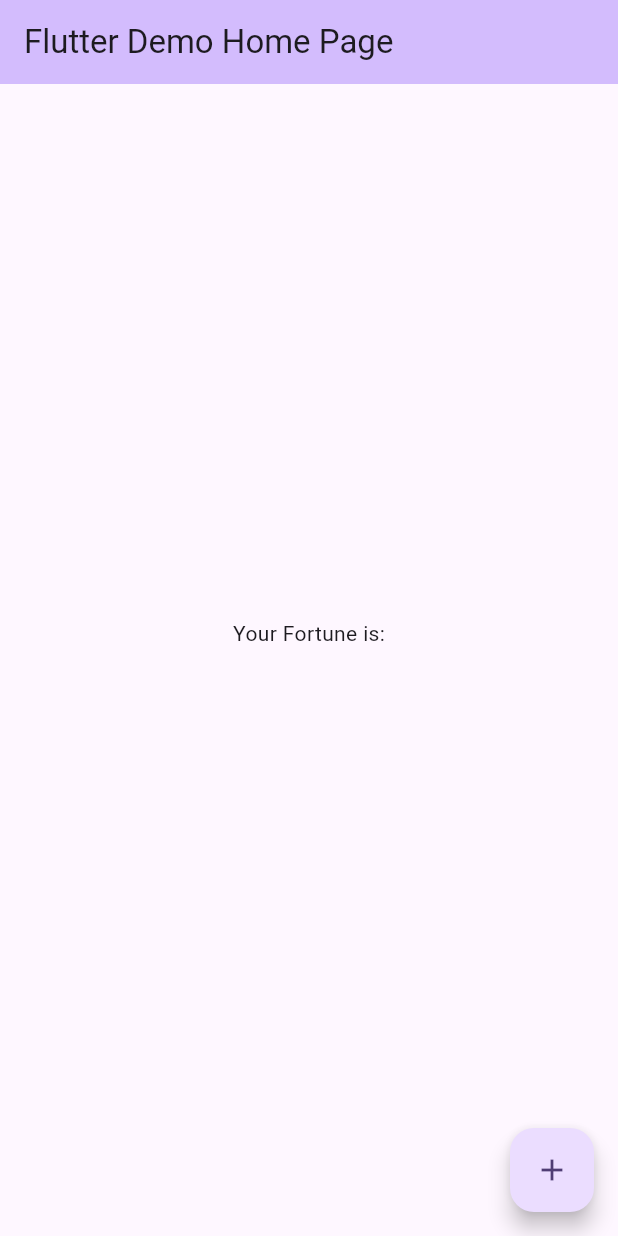
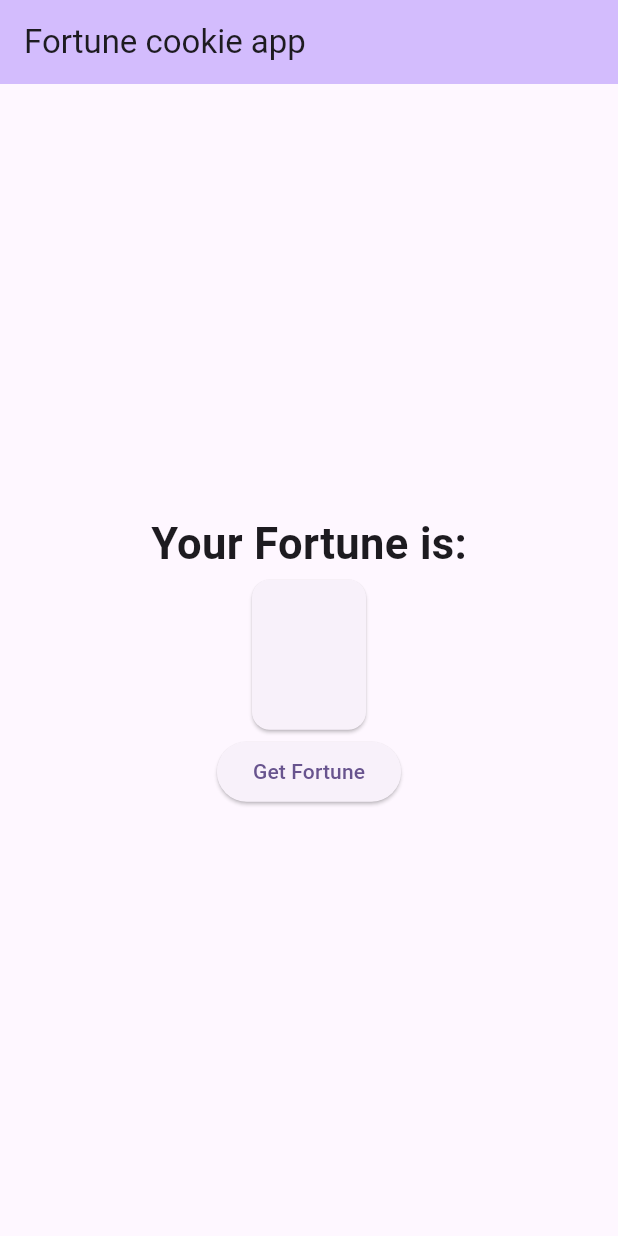
Before and after one commit to IsarahTarila1/Fortune_cookie_flutter_app, a Flutter app: the screen it shows after launch, on a phone screen of 412 x 824 dp. Run offline on Flutter 3.47's test engine with Material 3 defaults, Android fonts, the phone set to English and light mode, and no system bars.

Commit message:
Add Elevated button, restructured

```diff
--- a/lib/main.dart
+++ b/lib/main.dart
@@ -49,7 +49,7 @@ class MyHomePage extends StatefulWidget {
 }
 
 class _MyHomePageState extends State<MyHomePage> {
-  int _counter = 0;
+
   String _currentFortune = "";
 
   final _fortuneList =[
@@ -70,46 +70,40 @@ class _MyHomePageState extends State<MyHomePage> {
 
   }
 
-  void _incrementCounter() {
-    setState(() {
-      _counter++;
-    });
-  }
 
   @override
   Widget build(BuildContext context) {
-
     return Scaffold(
       appBar: AppBar(
-
         backgroundColor: Theme.of(context).colorScheme.inversePrimary,
-        title: Text("Flutter Demo Home Page"),
+        title: Text("Fortune cookie app"),
       ),
       body: Center(
-        // Center is a layout widget. It takes a single child and positions it
-        // in the middle of the parent.
-        child: Column(
-          // Column is also a layout widget. It takes a list of children and
-          // arranges them vertically. By default, it sizes itself to fit its
-          // children horizontally, and tries to be as tall as its parent.
-
+        child: Column (
           mainAxisAlignment: MainAxisAlignment.center,
           children: <Widget>[
             Text(
               "Your Fortune is:",
+              style: TextStyle(fontSize: 29, fontWeight: FontWeight.bold)
             ),
-            Text(
-              '${_currentFortune}',
-              style: Theme.of(context).textTheme.headlineMedium,
+            Card(
+              child:Padding(
+                padding: const EdgeInsets.all(38.0),
+                child: Text(
+                  '${_currentFortune}',
+                  style: Theme.of(context).textTheme.titleMedium,
+                ),
+              ),
             ),
+            ElevatedButton(onPressed: _randomFortune, child: Text("Get Fortune")),
           ],
         ),
       ),
-      floatingActionButton: FloatingActionButton(
-        onPressed: _randomFortune,
-        tooltip: 'Increment',
-        child: const Icon(Icons.add),
-      ), // This trailing comma makes auto-formatting nicer for build methods.
+      // floatingActionButton: FloatingActionButton(
+      //   onPressed: _randomFortune,
+      //   tooltip: 'Increment',
+      //   child: const Icon(Icons.add),
+      // ), // This trailing comma makes auto-formatting nicer for build methods.
     );
   }
 }
```
